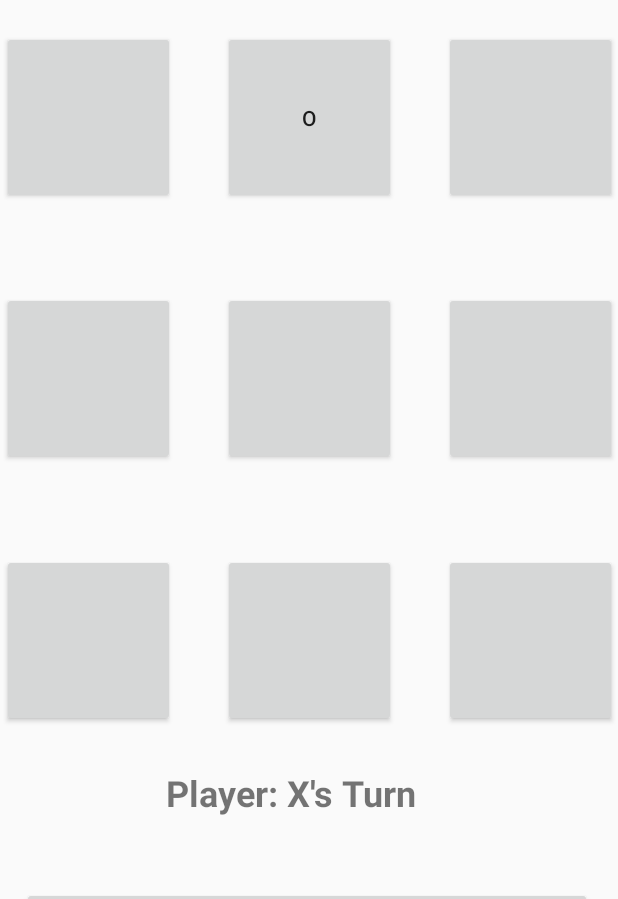
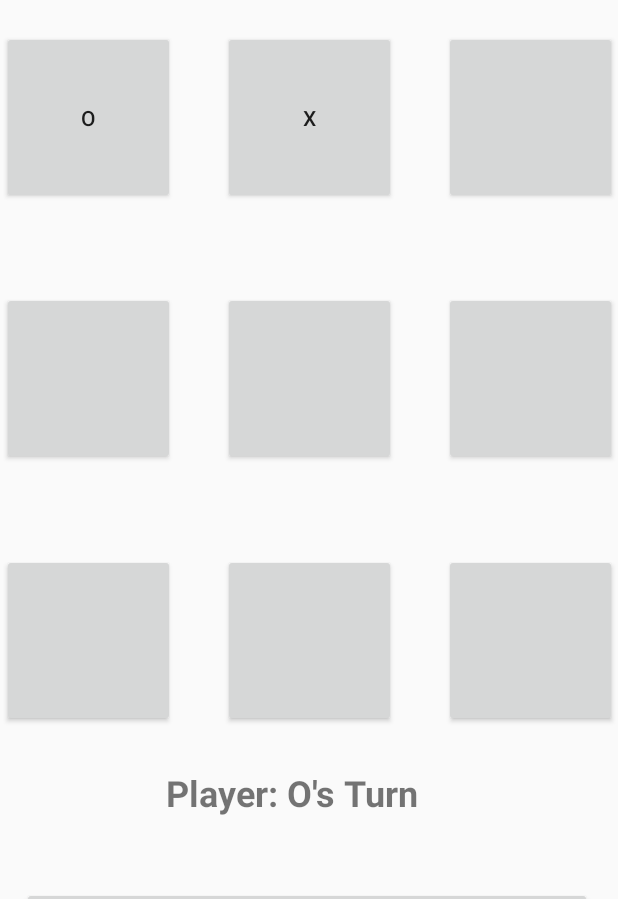
Before and after one commit to davidrodjen/TicTacToe, an Android app: the screen it shows after launch (MainActivity), after a tap on an icon or button, on a phone screen of 412 x 824 dp. Shown: the part 169-1068 px from the top of the screen. Run offline under Robolectric (Android 15) with nearby library versions, the phone set to English and light mode, and no system bars; 2 other taps on this screen came first.

Commit message:
Added OnClick Button Array,
Added Player class

Updated methods and imported using

```diff
--- a/app/src/main/java/com/example/tictactoe/MainActivity.java
+++ b/app/src/main/java/com/example/tictactoe/MainActivity.java
@@ -7,10 +7,9 @@ import android.view.View;
 import android.widget.Button;
 import android.widget.TextView;
 
-import java.util.Random;
 
 public class MainActivity extends AppCompatActivity {
-    // Make a field
+    // Field
     // For button Array
     private Button[] buttonAry;
     private Player x;
@@ -52,22 +51,23 @@ public class MainActivity extends AppCompatActivity {
     }
 
     private void initializeGame(){
-        o = new Player("X");
-        x = new Player("O");
+        o = new Player("O");
+        x = new Player("X");
 
+        currPlayer = o;
         displayCurrentPlayer();
     }
 
     public void clickNewGame(View v) {
-        for (int i = 0; i < buttonAry.length; i++) {
-            buttonAry[i].setText("");
+        for (Button button : buttonAry) {
+            button.setText("");
         }
     }
 
     public void onClick(View v){
-        for (int i = 0; i < buttonAry.length; i++) {
-            if (v == buttonAry[i] && buttonAry[i].getText() == "") {
-                buttonAry[i].setText(currPlayer.playerName);
+        for (Button button : buttonAry) {
+            if (v == button && button.getText() == "") {
+                button.setText(currPlayer.playerName);
                 alternatePlayer();
             }
         }
```
